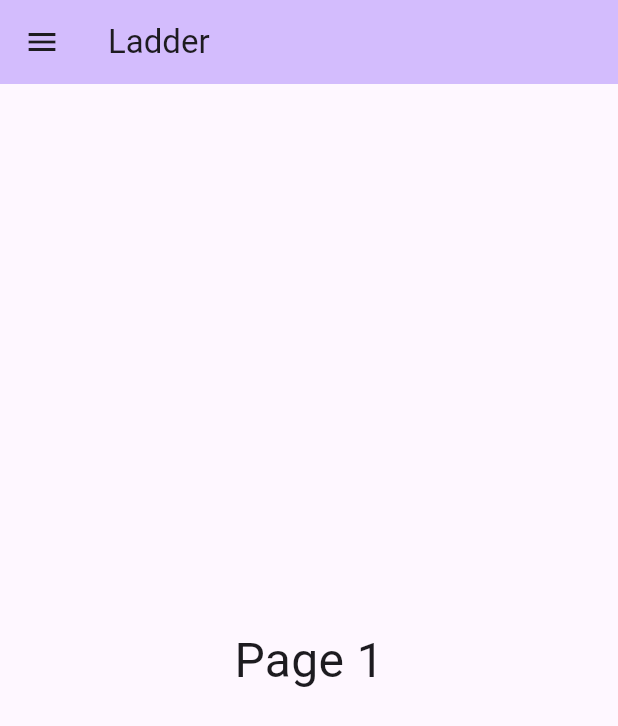
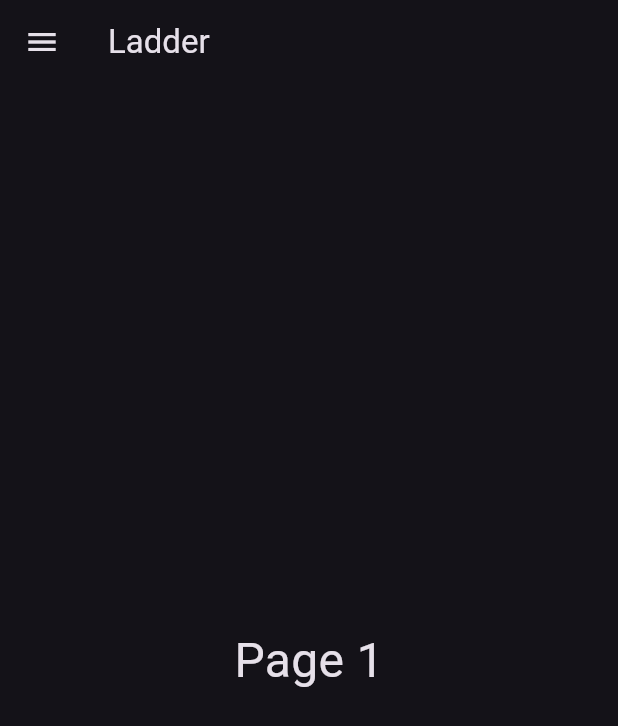
Before and after one commit to awilson96/jacobs_ladder, a Flutter app: the screen it shows after launch, in the side drawer, after a tap on "Page 1", on a phone screen of 412 x 824 dp. Shown: the top 726 px of the screen. Run offline on Flutter 3.47's test engine with Material 3 defaults, Android fonts, the phone set to English and light mode, and no system bars.

Commit message:
Added an initial settings page with theme alterations

```diff
--- a/jacobs_ladder/ladder/lib/main.dart
+++ b/jacobs_ladder/ladder/lib/main.dart
@@ -4,25 +4,51 @@ void main() {
   runApp(const LadderApp());
 }
 
-class LadderApp extends StatelessWidget {
+enum AppTheme { light, dark }
+
+class LadderApp extends StatefulWidget {
   const LadderApp({super.key});
+
+  @override
+  State<LadderApp> createState() => _LadderAppState();
+}
+
+class _LadderAppState extends State<LadderApp> {
+  AppTheme _currentTheme = AppTheme.dark;
+
+  void _updateTheme(AppTheme newTheme) {
+    setState(() {
+      _currentTheme = newTheme;
+    });
+  }
 
   @override
   Widget build(BuildContext context) {
     return MaterialApp(
       title: 'Ladder',
-      theme: ThemeData(
-        colorScheme: ColorScheme.fromSeed(seedColor: Colors.deepPurple),
+      theme: ThemeData.light(),
+      darkTheme: ThemeData.dark(),
+      themeMode: _currentTheme == AppTheme.dark ? ThemeMode.dark : ThemeMode.light,
+      home: HomePage(
+        title: 'Ladder',
+        currentTheme: _currentTheme,
+        updateTheme: _updateTheme,
       ),
-      home: const HomePage(title: 'Ladder'),
     );
   }
 }
 
 class HomePage extends StatefulWidget {
-  const HomePage({super.key, required this.title});
+  const HomePage({
+    super.key,
+    required this.title,
+    required this.currentTheme,
+    required this.updateTheme,
+  });
 
   final String title;
+  final AppTheme currentTheme;
+  final Function(AppTheme) updateTheme;
 
   @override
   State<HomePage> createState() => _HomePageState();
@@ -40,28 +66,20 @@ class _HomePageState extends State<HomePage> {
     setState(() {
       _selectedIndex = index;
     });
-    Navigator.of(context).pop(); // Close the drawer after selection
+    Navigator.of(context).pop(); // close drawer
   }
 
   @override
   Widget build(BuildContext context) {
     return Scaffold(
-      appBar: AppBar(
-        backgroundColor: Theme.of(context).colorScheme.inversePrimary,
-        title: Text(widget.title),
-      ),
+      appBar: AppBar(title: Text(widget.title)),
       drawer: Drawer(
-        child: ListView(
-          padding: EdgeInsets.zero,
+        child: Column(
           children: [
             const DrawerHeader(
-              decoration: BoxDecoration(
-                color: Colors.deepPurple,
-              ),
-              child: Text(
-                'Ladder Menu',
-                style: TextStyle(color: Colors.white, fontSize: 24),
-              ),
+              decoration: BoxDecoration(color: Colors.deepPurple),
+              child: Text('Ladder Menu',
+                  style: TextStyle(color: Colors.white, fontSize: 24)),
             ),
             ListTile(
               leading: const Icon(Icons.looks_one),
@@ -75,6 +93,21 @@ class _HomePageState extends State<HomePage> {
               selected: _selectedIndex == 1,
               onTap: () => _selectPage(1),
             ),
+            const Spacer(),
+            const Divider(),
+            ListTile(
+              leading: const Icon(Icons.settings),
+              title: const Text('Settings'),
+              onTap: () {
+                Navigator.of(context).pop(); // close drawer first
+                Navigator.of(context).push(MaterialPageRoute(
+                  builder: (_) => SettingsPage(
+                    currentTheme: widget.currentTheme,
+                    updateTheme: widget.updateTheme,
+                  ),
+                ));
+              },
+            ),
           ],
         ),
       ),
@@ -83,31 +116,95 @@ class _HomePageState extends State<HomePage> {
   }
 }
 
-// Page 1 placeholder
+// ------------------- Pages -------------------
+
 class Page1 extends StatelessWidget {
   const Page1({super.key});
 
   @override
   Widget build(BuildContext context) {
     return const Center(
-      child: Text(
-        'Page 1',
-        style: TextStyle(fontSize: 32),
-      ),
+      child: Text('Page 1', style: TextStyle(fontSize: 32)),
     );
   }
 }
 
-// Page 2 placeholder
 class Page2 extends StatelessWidget {
   const Page2({super.key});
 
   @override
   Widget build(BuildContext context) {
     return const Center(
-      child: Text(
-        'Page 2',
-        style: TextStyle(fontSize: 32),
+      child: Text('Page 2', style: TextStyle(fontSize: 32)),
+    );
+  }
+}
+
+// ------------------- Settings Page -------------------
+
+class SettingsPage extends StatefulWidget {
+  const SettingsPage({
+    super.key,
+    required this.currentTheme,
+    required this.updateTheme,
+  });
+
+  final AppTheme currentTheme;
+  final Function(AppTheme) updateTheme;
+
+  @override
+  State<SettingsPage> createState() => _SettingsPageState();
+}
+
+class _SettingsPageState extends State<SettingsPage> {
+  late AppTheme _selectedTheme;
+
+  @override
+  void initState() {
+    super.initState();
+    _selectedTheme = widget.currentTheme;
+  }
+
+  @override
+  Widget build(BuildContext context) {
+    return Scaffold(
+      appBar: AppBar(title: const Text('Settings')),
+      body: Padding(
+        padding: const EdgeInsets.only(top: 20.0), // smaller padding from top
+        child: Align(
+          alignment: Alignment.topCenter, // horizontally center and top vertical
+          child: Row(
+            mainAxisSize: MainAxisSize.min,
+            children: [
+              const Text(
+                'Theme:',
+                style: TextStyle(fontSize: 20),
+              ),
+              const SizedBox(width: 10),
+              DropdownButton<AppTheme>(
+                value: _selectedTheme,
+                items: const [
+                  DropdownMenuItem(
+                    value: AppTheme.light,
+                    child: Text('Light'),
+                  ),
+                  DropdownMenuItem(
+                    value: AppTheme.dark,
+                    child: Text('Dark'),
+                  ),
+                ],
+                onChanged: (value) {
+                  if (value != null) {
+                    setState(() {
+                      _selectedTheme = value;
+                    });
+                    widget.updateTheme(value); // immediately update theme
+                  }
+                },
+              ),
+            ],
+          ),
+        ),
       ),
     );
   }
```
Also changed, not shown: 1 other file.
